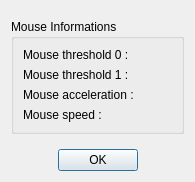
Old version of the form MouseSetter/dialogMouseInformation.ui in the repository codec-abc/QtMouseSetter.
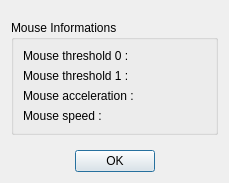
New version of the form.

```diff
--- a/MouseSetter/dialogMouseInformation.ui
+++ b/MouseSetter/dialogMouseInformation.ui
@@ -6,16 +6,10 @@
    <rect>
     <x>0</x>
     <y>0</y>
-    <width>195</width>
-    <height>182</height>
+    <width>229</width>
+    <height>183</height>
    </rect>
   </property>
-  <property name="sizePolicy">
-   <sizepolicy hsizetype="Fixed" vsizetype="Fixed">
-    <horstretch>0</horstretch>
-    <verstretch>0</verstretch>
-   </sizepolicy>
-  </property>
   <property name="windowTitle">
    <string>Informations</string>
   </property>
@@ -23,22 +17,6 @@
    <bool>true</bool>
   </property>
   <layout class="QGridLayout" name="gridLayout">
-   <property name="sizeConstraint">
-    <enum>QLayout::SetDefaultConstraint</enum>
-   </property>
-   <item row="3" column="0">
-    <widget class="QDialogButtonBox" name="buttonBox">
-     <property name="orientation">
-      <enum>Qt::Horizontal</enum>
-     </property>
-     <property name="standardButtons">
-      <set>QDialogButtonBox::Ok</set>
-     </property>
-     <property name="centerButtons">
-      <bool>true</bool>
-     </property>
-    </widget>
-   </item>
    <item row="1" column="0">
     <widget class="QGroupBox" name="groupBox">
      <property name="title">
@@ -107,20 +85,20 @@
      </layout>
     </widget>
    </item>
-   <item row="0" column="0">
-    <spacer name="verticalSpacer">
+   <item row="5" column="0">
+    <widget class="QDialogButtonBox" name="buttonBox">
      <property name="orientation">
-      <enum>Qt::Vertical</enum>
+      <enum>Qt::Horizontal</enum>
      </property>
-     <property name="sizeHint" stdset="0">
-      <size>
-       <width>20</width>
-       <height>10</height>
-      </size>
+     <property name="standardButtons">
+      <set>QDialogButtonBox::Ok</set>
      </property>
-    </spacer>
+     <property name="centerButtons">
+      <bool>true</bool>
+     </property>
+    </widget>
    </item>
-   <item row="2" column="0">
+   <item row="4" column="0">
     <spacer name="verticalSpacer_2">
      <property name="orientation">
       <enum>Qt::Vertical</enum>
@@ -131,7 +109,20 @@
      <property name="sizeHint" stdset="0">
       <size>
        <width>20</width>
-       <height>10</height>
+       <height>8</height>
+      </size>
+     </property>
+    </spacer>
+   </item>
+   <item row="0" column="0">
+    <spacer name="verticalSpacer">
+     <property name="orientation">
+      <enum>Qt::Vertical</enum>
+     </property>
+     <property name="sizeHint" stdset="0">
+      <size>
+       <width>20</width>
+       <height>7</height>
       </size>
      </property>
     </spacer>
```
Left out of the diff: 29 changed lines with no effect on the pictures.
